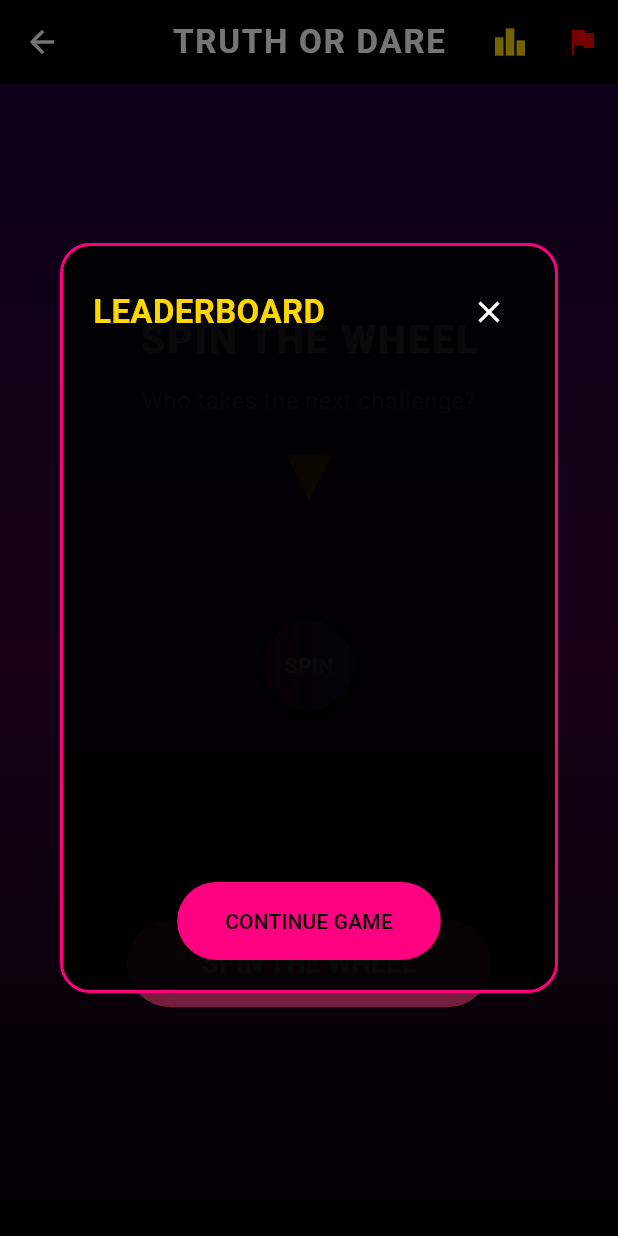
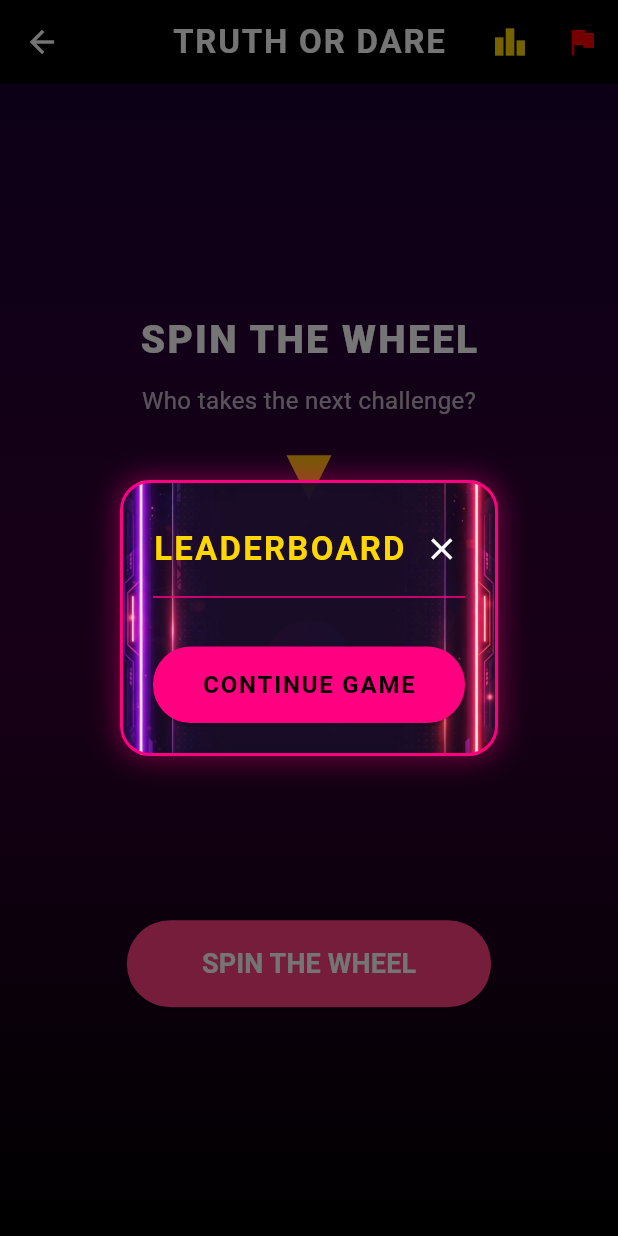
Before and after one commit to camaradeniyonizeye-ship-it/-truth-or-dare, a Flutter app: the GameScreen screen opened directly with empty values, after a tap on the "leaderboard" icon, on a phone screen of 412 x 824 dp. Run offline on Flutter 3.47's test engine with Material 3 defaults, Android fonts, the phone set to English and light mode, and no system bars; our stand-ins replace audioplayers, shared_preferences; accounts and stored records are empty.

Commit message:
Refactor leaderboard screen to use dialog
Refactor leaderboard screen to use a dialog with updated styling and layout.

```diff
--- a/lib/screens/leaderboard_screen.dart
+++ b/lib/screens/leaderboard_screen.dart
@@ -16,14 +16,29 @@ class LeaderboardScreen extends StatelessWidget {
     final sorted = [...players];
     sorted.sort((a, b) => b.score.compareTo(a.score));
 
-    return Container(
+    return Dialog(
+      backgroundColor: Colors.transparent,
+      child: Container(
+        constraints: const BoxConstraints(maxHeight: 500, maxWidth: 400),
         decoration: BoxDecoration(
-        color: Colors.black.withOpacity(0.92),
+          image: const DecorationImage(
+            image: AssetImage('assets/images/leaderboard_bg.jpg'),
+            fit: BoxFit.cover,
+            opacity: 0.9,
+          ),
           borderRadius: BorderRadius.circular(20),
           border: Border.all(color: const Color(0xFFFF0080), width: 2),
+          boxShadow: [
+            BoxShadow(
+              color: const Color(0xFFFF0080).withOpacity(0.4),
+              blurRadius: 15,
+              spreadRadius: 2,
+            ),
+          ],
         ),
         padding: const EdgeInsets.all(20),
         child: Column(
+          mainAxisSize: MainAxisSize.min,
           children: [
             Row(
               mainAxisAlignment: MainAxisAlignment.spaceBetween,
@@ -34,6 +49,7 @@ class LeaderboardScreen extends StatelessWidget {
                     color: Color(0xFFFFD700),
                     fontSize: 22,
                     fontWeight: FontWeight.bold,
+                    letterSpacing: 1.5,
                   ),
                 ),
                 IconButton(
@@ -42,9 +58,11 @@ class LeaderboardScreen extends StatelessWidget {
                 )
               ],
             ),
+            const Divider(color: Color(0xFFFF0080), thickness: 1),
             const SizedBox(height: 10),
-          Expanded(
+            Flexible(
               child: ListView.builder(
+                shrinkWrap: true,
                 itemCount: sorted.length,
                 itemBuilder: (ctx, i) {
                   final p = sorted[i];
@@ -52,8 +70,8 @@ class LeaderboardScreen extends StatelessWidget {
                   return Container(
                     margin: const EdgeInsets.only(bottom: 10),
                     decoration: BoxDecoration(
-                    color: Colors.grey[900]?.withOpacity(0.8),
-                    borderRadius: BorderRadius.circular(10),
+                      color: Colors.black.withOpacity(0.75),
+                      borderRadius: BorderRadius.circular(12),
                       border: Border.all(color: _getRankColor(rank), width: 1.5),
                     ),
                     child: ListTile(
@@ -65,21 +83,40 @@ class LeaderboardScreen extends StatelessWidget {
                               color: Colors.black, fontWeight: FontWeight.bold),
                         ),
                       ),
-                    title: Text(p.name,
+                      title: Text(
+                        p.name,
                         style: const TextStyle(
-                            color: Colors.white, fontWeight: FontWeight.bold)),
-                    subtitle: Text('${p.score} pts',
-                        style: const TextStyle(color: Colors.white70)),
+                            color: Colors.white, fontWeight: FontWeight.bold, fontSize: 16),
+                      ),
+                      trailing: Text(
+                        '${p.score} pts',
+                        style: const TextStyle(
+                            color: Color(0xFFFFD700), fontWeight: FontWeight.bold, fontSize: 16),
+                      ),
                     ),
                   );
                 },
               ),
             ),
-          ElevatedButton(
+            const SizedBox(height: 15),
+            SizedBox(
+              width: double.infinity,
+              child: ElevatedButton(
+                style: ElevatedButton.styleFrom(
+                  backgroundColor: const Color(0xFFFF0080),
+                  foregroundColor: Colors.black,
+                  padding: const EdgeInsets.symmetric(vertical: 14),
+                  shape: RoundedRectangleBorder(borderRadius: BorderRadius.circular(25)),
+                ),
                 onPressed: onContinue,
-            child: const Text('CONTINUE GAME'),
+                child: const Text(
+                  'CONTINUE GAME',
+                  style: TextStyle(fontSize: 16, fontWeight: FontWeight.bold, letterSpacing: 1.2),
+                ),
+              ),
             ),
           ],
+        ),
       ),
     );
   }
@@ -87,13 +124,13 @@ class LeaderboardScreen extends StatelessWidget {
   Color _getRankColor(int rank) {
     switch (rank) {
       case 1:
-        return const Color(0xFFFFD700);
+        return const Color(0xFFFFD700); // Gold
       case 2:
-        return const Color(0xFFC0C0C0);
+        return const Color(0xFFC0C0C0); // Silver
       case 3:
-        return const Color(0xFFCD7F32);
+        return const Color(0xFFCD7F32); // Bronze
       default:
-        return const Color(0xFF0080FF);
+        return const Color(0xFF0080FF); // Blue
     }
   }
 }
```
Lines whose indentation alone changed are shown as unchanged.
